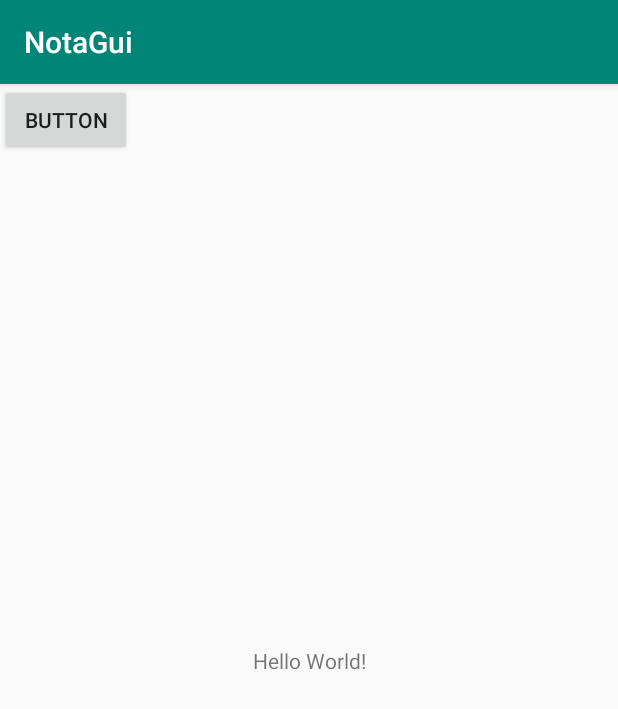
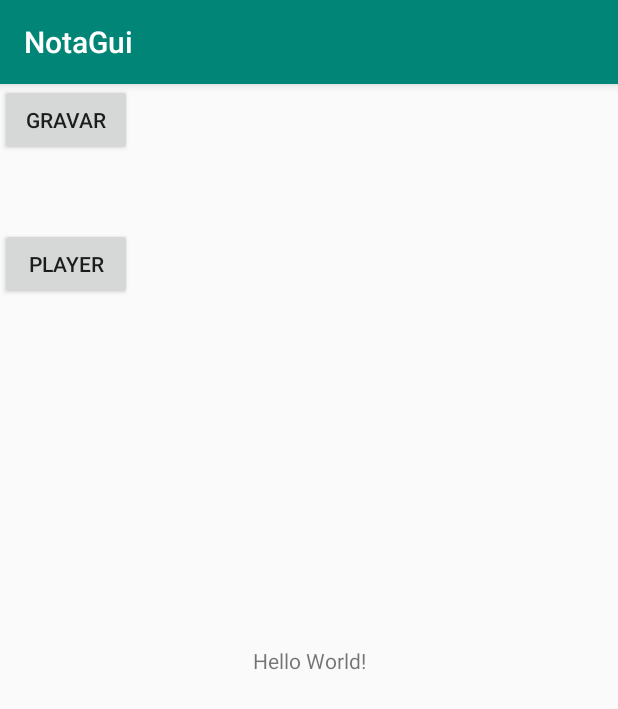
Before and after one commit to tgp948/NotaGui, an Android app: the screen it shows after launch (MainActivity), on a phone screen of 412 x 824 dp. Shown: the top 709 px of the screen. Run offline under Robolectric (Android 15) with nearby library versions, the phone set to English and light mode, and no system bars.

Commit message:
Mudança a partir de video do youtube.

```diff
--- a/app/src/main/AndroidManifest.xml
+++ b/app/src/main/AndroidManifest.xml
@@ -4,7 +4,6 @@
 
     <uses-permission android:name="android.permission.WRITE_EXTERNAL_STORAGE"/>
     <uses-permission android:name="android.permission.RECORD_AUDIO" />
-    <uses-permission android:name="android.permission.STORAGE" />
 
     <application
         android:allowBackup="true"
--- a/app/src/main/res/layout/activity_main.xml
+++ b/app/src/main/res/layout/activity_main.xml
@@ -20,8 +20,20 @@
         android:id="@+id/button"
         android:layout_width="wrap_content"
         android:layout_height="wrap_content"
-        android:text="Button"
-        tools:layout_editor_absoluteX="161dp"
-        tools:layout_editor_absoluteY="477dp" />
+        android:text="Gravar"
+        tools:ignore="MissingConstraints"
+        tools:layout_editor_absoluteX="16dp"
+        tools:layout_editor_absoluteY="30dp" />
+
+    <Button
+        android:id="@+id/btnplayer"
+        android:layout_width="wrap_content"
+        android:layout_height="wrap_content"
+
+        android:layout_marginTop="48dp"
+        android:text="Player"
+        app:layout_constraintTop_toBottomOf="@+id/button"
+        tools:ignore="MissingConstraints"
+        tools:layout_editor_absoluteX="16dp" />
 
 </android.support.constraint.ConstraintLayout>
```
Also changed, not shown: app/src/main/java/br/com/gabthi/notagui/MainActivity.java (+106 -2 lines).
